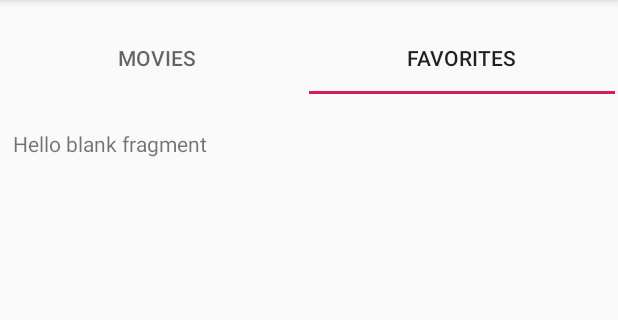
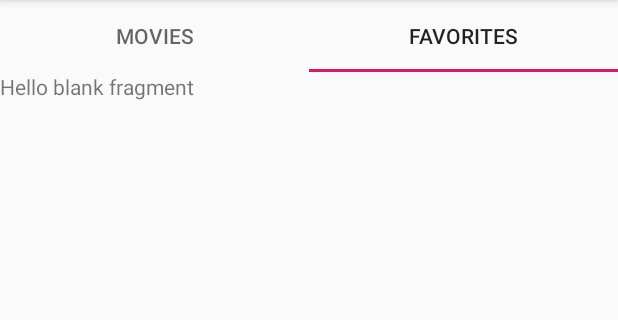
Before and after one commit to btg-mobile/android-challenge-BTG, an Android app: the MoviesActivity screen opened directly, with no data from a screen before it, tab 2 chosen, on a phone screen of 412 x 824 dp, the part 84-404 px from its top. Run offline under Robolectric (Android 15) with nearby library versions, the phone set to English and light mode, and no system bars; our stand-ins replace Picasso, Volley; network calls fail; 4 statements that could not run were skipped.

Commit message:
corrige erro no layout da tela de filmes.

```diff
--- a/app/src/main/res/layout/activity_movies.xml
+++ b/app/src/main/res/layout/activity_movies.xml
@@ -1,18 +1,19 @@
 <?xml version="1.0" encoding="utf-8"?>
-<android.support.constraint.ConstraintLayout xmlns:android="http://schemas.android.com/apk/res/android"
+<LinearLayout xmlns:android="http://schemas.android.com/apk/res/android"
     xmlns:app="http://schemas.android.com/apk/res-auto"
     xmlns:tools="http://schemas.android.com/tools"
     android:layout_width="match_parent"
     android:layout_height="match_parent"
+    android:orientation="vertical"
     tools:context=".activities.movies.MoviesActivity">
 
     <android.support.design.widget.TabLayout
         android:id="@+id/tabLayout"
-        android:layout_width="407dp"
+        android:layout_width="match_parent"
         android:layout_height="wrap_content"
-        android:layout_marginBottom="8dp"
         app:layout_constraintBottom_toTopOf="@+id/viewPager"
         app:layout_constraintEnd_toEndOf="parent"
+        app:layout_constraintHorizontal_bias="1.0"
         app:layout_constraintStart_toStartOf="parent"
         app:layout_constraintTop_toTopOf="parent"
         app:tabMode="fixed">
@@ -31,11 +32,10 @@
 
     <android.support.v4.view.ViewPager
         android:id="@+id/viewPager"
-        android:layout_width="395dp"
-        android:layout_height="667dp"
+        android:layout_width="match_parent"
+        android:layout_height="match_parent"
         app:layout_constraintBottom_toBottomOf="parent"
         app:layout_constraintEnd_toEndOf="parent"
-        app:layout_constraintStart_toStartOf="parent"
-        app:layout_constraintTop_toBottomOf="@+id/tabLayout" />
+        app:layout_constraintStart_toStartOf="parent" />
 
-</android.support.constraint.ConstraintLayout>
+</LinearLayout>
```
